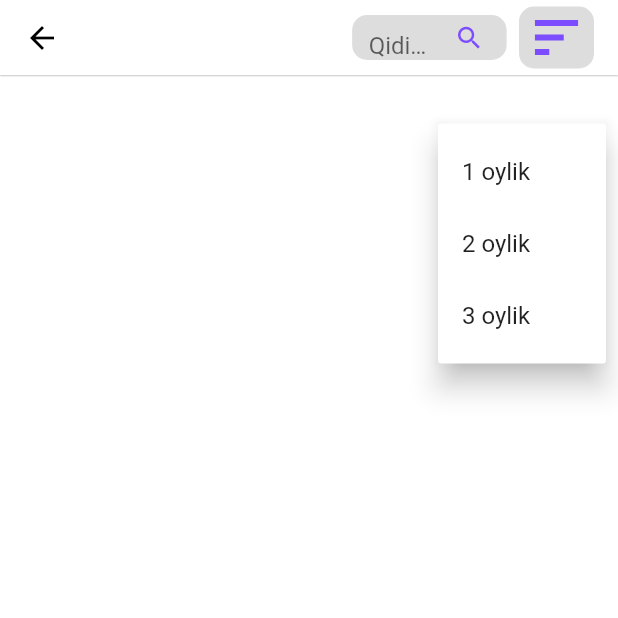
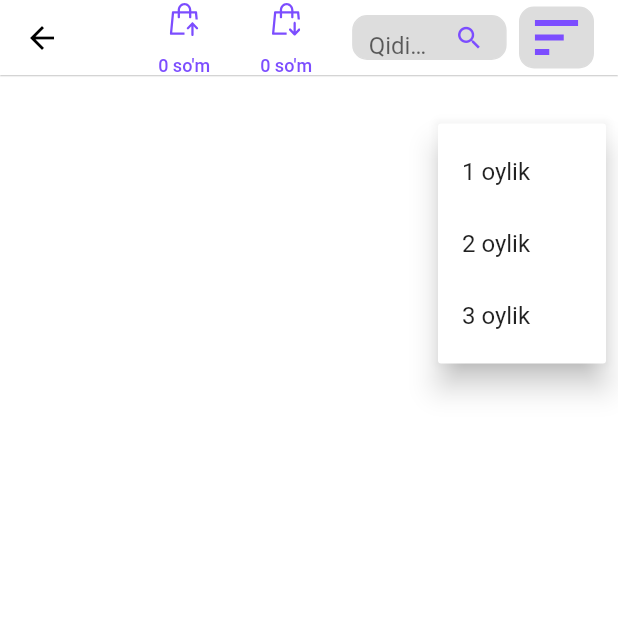
Before and after one commit to To-Rex/online-Sklad-decktop, a Flutter app: the TransaktionsPage screen opened directly, after a tap on an icon or button, on a phone screen of 412 x 824 dp, the top half of it. Run offline on Flutter 3.47's test engine with Material 2 defaults, Android fonts, the light colour scheme and no system bars; our stand-ins replace flutter_svg, shared_preferences; missing offline and left inert: window_manager; accounts and stored records are empty; network calls fail.

Commit message:
Flutter ombor projekt

```diff
--- a/lib/admin/tarnsaktion_page.dart
+++ b/lib/admin/tarnsaktion_page.dart
@@ -25,10 +25,9 @@ class _TransktionPageState extends State<TransaktionsPage>
   var userStatus = '';
   var userBlocked = false;
   var userNames = '';
-  var minWeight = '';
-  var maxWeight = '';
-  var minHeight = '';
-  var maxHeight = '';
+
+  var benefit = 0;
+  var price =  0;
 
   var _selectedMenu = 1;
   var transaktionList = [];
@@ -64,6 +63,8 @@ class _TransktionPageState extends State<TransaktionsPage>
     final data = jsonDecode(response.body);
     if (response.statusCode == 200 || response.statusCode == 201 && data['status'] == 'success') {
       print(data);
+      benefit = data['benefit'];
+      price = data['price'];
       for (var i = 0; i < data['data'].length; i++) {
         transaktionList.add(TransaktionList(
           transactionId: data['data'][i]['transaction_id'],
@@ -113,7 +114,67 @@ class _TransktionPageState extends State<TransaktionsPage>
               const Expanded(
                 child: SizedBox(),
               ),
-              //iconbutton
+              Column(
+                children: [
+                  IconButton(
+                    hoverColor: Colors.transparent,
+                    splashColor: Colors.transparent,
+                    highlightColor: Colors.white,
+                    color: Colors.white,
+                    onPressed: () {},
+                    icon: SvgPicture.asset(
+                      'assets/sendIcon.svg',
+                      height: 22,
+                      width: 22,
+                      color: Colors.deepPurpleAccent,
+                    ),
+                  ),
+                  Text(
+                    //price.toString(),
+                    '${price.toString()} so\'m',
+                    style: const TextStyle(
+                      color: Colors.deepPurpleAccent,
+                      fontSize: 12,
+                    ),
+                  ),
+                  const SizedBox(
+                    height: 10,
+                  ),
+                ],
+              ),
+              const SizedBox(
+                width: 20,
+              ),
+              Column(
+                children: [
+                  IconButton(
+                    hoverColor: Colors.transparent,
+                    splashColor: Colors.transparent,
+                    highlightColor: Colors.white,
+                    color: Colors.white,
+                    onPressed: () {},
+                    icon: SvgPicture.asset(
+                      'assets/getIcon.svg',
+                      height: 22,
+                      width: 22,
+                      color: Colors.deepPurpleAccent,
+                    ),
+                  ),
+                  Text(
+                    '$benefit so\'m',
+                    style: TextStyle(
+                      color: Colors.deepPurpleAccent,
+                      fontSize: 12,
+                    ),
+                  ),
+                  const SizedBox(
+                    height: 10,
+                  ),
+                ],
+              ),
+              SizedBox(
+                width: 20,
+              ),
               SizedBox(
                 height: 30,
                 width: MediaQuery.of(context).size.width / 4,
@@ -230,15 +291,46 @@ class _TransktionPageState extends State<TransaktionsPage>
                           ),
                           child: Column(
                             children: [
-                              Text(
-                                listTransaktion[i].transactionProductName,
-                                style: const TextStyle(
-                                    color: Colors.black,
-                                    fontSize: 12,
-                                    fontWeight: FontWeight.w400),
+                              SizedBox(
+                                height: MediaQuery.of(context).size.height * 0.05,
                               ),
                               Row(
                                 children: [
+                                  SizedBox(
+                                    width: MediaQuery.of(context).size.width * 0.01,
+                                  ),
+                                  if (listTransaktion[i].transactionStatus == 'added')
+                                    SvgPicture.asset(
+                                      'assets/sendIcon.svg',
+                                      height: MediaQuery.of(context).size.height * 0.05,
+                                      width: MediaQuery.of(context).size.width * 0.05,
+                                      color: Colors.deepPurpleAccent,
+                                    ),
+                                  if (listTransaktion[i].transactionStatus == 'sold')
+                                    SvgPicture.asset(
+                                      'assets/getIcon.svg',
+                                      height: MediaQuery.of(context).size.height * 0.05,
+                                      width: MediaQuery.of(context).size.height * 0.05,
+                                      color: Colors.red,
+                                    ),
+                                  SizedBox(
+                                    width: MediaQuery.of(context).size.width * 0.01,
+                                  ),
+                                  Column(
+                                    children: [
+
+                                      Text(
+                                        listTransaktion[i].transactionProductName,
+                                        style: const TextStyle(
+                                            color: Colors.black,
+                                            fontSize: 12,
+                                            fontWeight: FontWeight.w400),
+                                      ),
+                                    ],
+                                  ),
+                                  SizedBox(
+                                    width: MediaQuery.of(context).size.width * 0.05,
+                                  ),
                                   Text(
                                     listTransaktion[i].transactionDate,
                                     style: const TextStyle(
@@ -247,6 +339,9 @@ class _TransktionPageState extends State<TransaktionsPage>
                                         fontWeight: FontWeight.w400),
                                   ),
                                 ],
+                              ),
+                              SizedBox(
+                                height: MediaQuery.of(context).size.height * 0.05,
                               ),
                             ],
                           ),
--- a/pubspec.yaml
+++ b/pubspec.yaml
@@ -78,6 +78,8 @@ flutter:
     - assets/userPermission.svg
     - assets/userStatic.svg
     - assets/sort.svg
+    - assets/sendIcon.svg
+    - assets/getIcon.svg
   #   - images/a_dot_burr.jpeg
   #   - images/a_dot_ham.jpeg
 
```
Also changed, not shown: assets/getIcon.svg (added), assets/sendIcon.svg (added).
